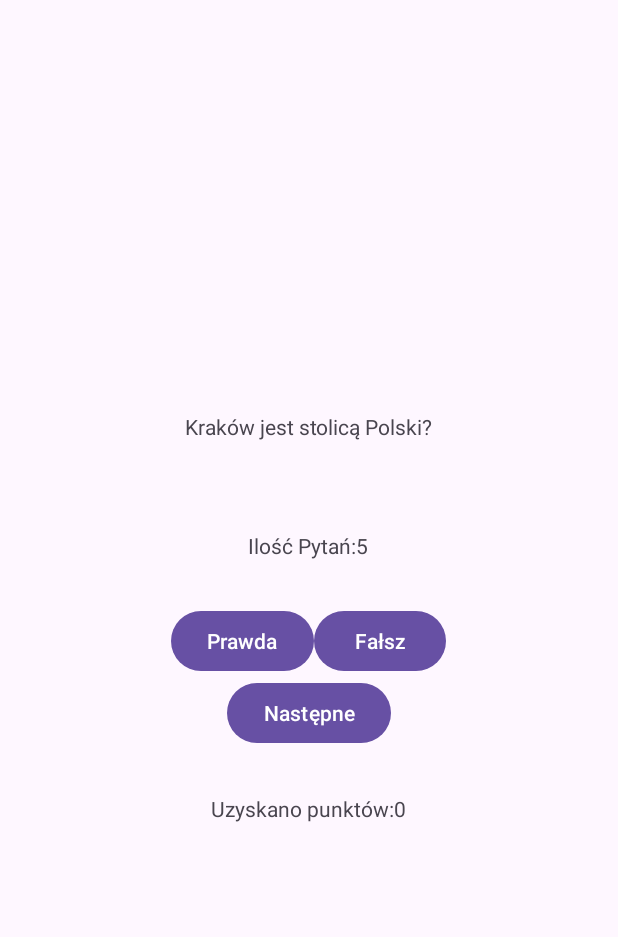
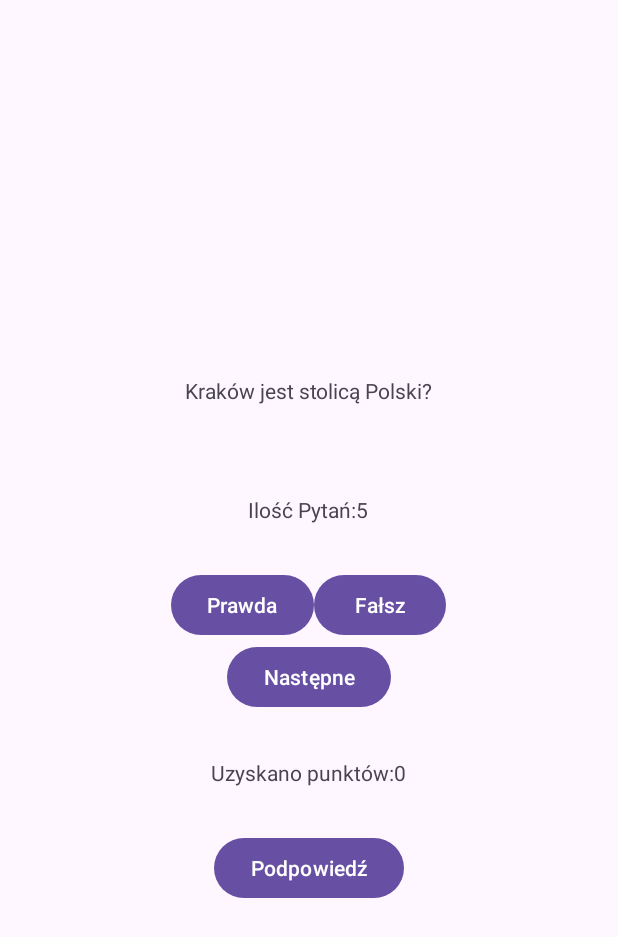
Before and after one commit to lukaso1r/Zadania---Systemy-Mobilne, an Android app: the screen it shows after launch (MainActivity), on a phone screen of 412 x 824 dp. Shown: the top 937 px of the screen. Run offline under Robolectric (Android 15) with nearby library versions, the phone set to English and light mode, and no system bars.

Commit message:
Punkt 18

```diff
--- a/Zadanie-2-10-10-2023-CYKL-ZYCIA-AKTYWNOSCI-KONFIGUROWANIE-WIELU-AKTYWNOSCI/app/src/main/AndroidManifest.xml
+++ b/Zadanie-2-10-10-2023-CYKL-ZYCIA-AKTYWNOSCI-KONFIGUROWANIE-WIELU-AKTYWNOSCI/app/src/main/AndroidManifest.xml
@@ -13,6 +13,9 @@
         android:theme="@style/Theme.Quiz_Cykl_Zycia"
         tools:targetApi="31">
         <activity
+            android:name=".MainActivity2"
+            android:exported="false" />
+        <activity
             android:name=".MainActivity"
             android:exported="true">
             <intent-filter>
--- a/Zadanie-2-10-10-2023-CYKL-ZYCIA-AKTYWNOSCI-KONFIGUROWANIE-WIELU-AKTYWNOSCI/app/src/main/java/com/example/quiz_cykl_zycia/MainActivity.java
+++ b/Zadanie-2-10-10-2023-CYKL-ZYCIA-AKTYWNOSCI-KONFIGUROWANIE-WIELU-AKTYWNOSCI/app/src/main/java/com/example/quiz_cykl_zycia/MainActivity.java
@@ -15,7 +15,7 @@ public class MainActivity extends AppCompatActivity implements View.OnClickListe
         public static final String KEY_CURRENT_WYNIK = "wynik";
         public static final String KEY_CURRENT_WYNIK_TEXT = "WYNIK_TEXT";
         TextView question_text_view, question, points;
-        Button false_button, true_button, next_button;
+        Button false_button, true_button, next_button, hintbutton;
         int  questionIndex = 0;
         int wynik = 0;
 
@@ -87,8 +87,6 @@ public class MainActivity extends AppCompatActivity implements View.OnClickListe
             if(savedInstanceState!=null){
                 questionIndex = savedInstanceState.getInt(KEY_CURRENT_INDEX);
                 wynik = savedInstanceState.getInt(KEY_CURRENT_WYNIK);
-
-
             }
 
             question_text_view = findViewById(R.id.IDquestion_text_view);
@@ -97,10 +95,12 @@ public class MainActivity extends AppCompatActivity implements View.OnClickListe
             false_button = findViewById(R.id.IDfalse_button);
             true_button = findViewById(R.id.IDtrue_button);
             next_button = findViewById(R.id.IDnext_button);
+            hintbutton = findViewById(R.id.IDhintbutton);
 
             false_button.setOnClickListener(this);
             true_button.setOnClickListener(this);
             next_button.setOnClickListener(this);
+            hintbutton.setOnClickListener(this);
 
             question.setText(getString(R.string.pytaniaIle) + HowManyQ);
             loadQuestion();
--- a/Zadanie-2-10-10-2023-CYKL-ZYCIA-AKTYWNOSCI-KONFIGUROWANIE-WIELU-AKTYWNOSCI/app/src/main/res/layout/activity_main.xml
+++ b/Zadanie-2-10-10-2023-CYKL-ZYCIA-AKTYWNOSCI-KONFIGUROWANIE-WIELU-AKTYWNOSCI/app/src/main/res/layout/activity_main.xml
@@ -62,4 +62,11 @@
         android:id="@+id/IDpoints"
         />
 
+    <Button
+        android:layout_height="wrap_content"
+        android:layout_width="wrap_content"
+        android:text="@string/hintbuttontext"
+        android:id="@+id/IDhintbutton"
+        />
+
 </LinearLayout>
--- a/Zadanie-2-10-10-2023-CYKL-ZYCIA-AKTYWNOSCI-KONFIGUROWANIE-WIELU-AKTYWNOSCI/app/src/main/res/values/strings.xml
+++ b/Zadanie-2-10-10-2023-CYKL-ZYCIA-AKTYWNOSCI-KONFIGUROWANIE-WIELU-AKTYWNOSCI/app/src/main/res/values/strings.xml
@@ -11,13 +11,18 @@
     <string name="pktSuma">Uzyskano punktów: </string>
     <string name="koniecQuizu">Koniec pytań, kliknij jeszcze raz aby zrestartować</string>
     <string name="pytaniaIle">Ilość Pytań: </string>
+    <string name="hintbuttontext">Podpowiedź</string>
 
     <!--    Pytania do quizu    -->
-    <string name="q_Krakow" >Kraków jest stolicą Polski?</string>
-    <string name="q_Warszawa" >Przez Warszawę płynie Odra?</string>
-    <string name="q_Bialystok" >Białystok powstał w 1440?</string>
-    <string name="q_Sasiedzi" >Polska graniczy z siedmioma państwami?</string>
-    <string name="q_Rysy" >Najwyższa góra w Polsce to Rysy?</string>
+    <string name="q_Krakow">Kraków jest stolicą Polski?</string>
+    <string name="q_Warszawa">Przez Warszawę płynie Odra?</string>
+    <string name="q_Bialystok">Białystok powstał w 1440?</string>
+    <string name="q_Sasiedzi">Polska graniczy z siedmioma państwami?</string>
+    <string name="q_Rysy">Najwyższa góra w Polsce to Rysy?</string>
 
 
+    <!--  MainActivity 2  -->
+    <string name="titleMA2">Czy na pewno chcesz zobaczyć odpowiedź?</string>
+    <string name="showAnswear">Pokaż odpowiedź</string>
+
 </resources>
```
Also changed, not shown: Zadanie-2-10-10-2023-CYKL-ZYCIA-AKTYWNOSCI-KONFIGUROWANIE-WIELU-AKTYWNOSCI/app/src/main/java/com/example/quiz_cykl_zycia/MainActivity2.java (added, +14 -0 lines), Zadanie-2-10-10-2023-CYKL-ZYCIA-AKTYWNOSCI-KONFIGUROWANIE-WIELU-AKTYWNOSCI/app/src/main/res/layout/activity_main2.xml (added, +41 -0 lines).
